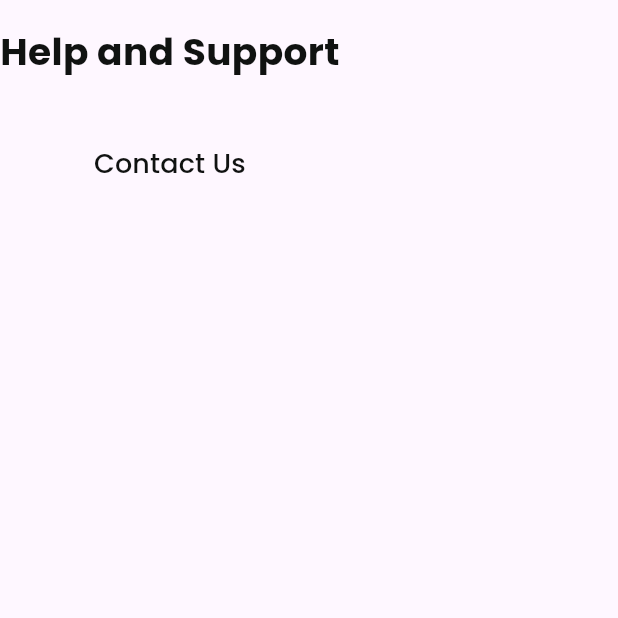
After one commit to Mani1820/Green-Route, a Flutter app: the HelpScreen screen opened directly, on a phone screen of 412 x 824 dp, the top half of it. The commit adds this screen. Run offline on Flutter 3.47's test engine with Material 3 defaults, Android fonts, the phone set to English and light mode, and no system bars; our stand-ins replace dismissible_page, firebase_auth, firebase_core, flutter_riverpod, qr_flutter; accounts and stored records are empty.

Commit message:
Refactor product and payment screens to include UPI handling; add Help and Menu screens with basic UI; update navigation and state management in category and home screens.

```diff
--- a/green_route/lib/Screen/Category/views/category_screen.dart
+++ b/green_route/lib/Screen/Category/views/category_screen.dart
@@ -24,6 +24,7 @@ class _CategoryScreenState extends ConsumerState<CategoryScreen> {
     String description,
     double price,
     String farmerName,
+    String upi,
   ) {
     Navigator.of(context).push(MaterialPageRoute(
       builder: (context) => ProductDetailScreen(
@@ -34,6 +35,7 @@ class _CategoryScreenState extends ConsumerState<CategoryScreen> {
         description: description,
         price: price,
         farmerName: farmerName,
+        upi: upi,
       ),
     ));
   }
@@ -80,6 +82,7 @@ class _CategoryScreenState extends ConsumerState<CategoryScreen> {
                       allProduct[index].description,
                       allProduct[index].price,
                       allProduct[index].farmerName.toString(),
+                      allProduct[index].upi.toString(),
                     );
                   },
                   child: Hero(
--- /dev/null
+++ b/green_route/lib/Screen/Help/Views/help_screen.dart
@@ -0,0 +1,45 @@
+import 'package:flutter/material.dart';
+import 'package:green_route/Common/color_extension.dart';
+
+class HelpScreen extends StatelessWidget {
+  const HelpScreen({super.key});
+
+  @override
+  Widget build(BuildContext context) {
+    var size = MediaQuery.of(context).size;
+    return Scaffold(
+      body: SafeArea(
+        child: Column(
+          children: [
+            SizedBox(
+              height: size.height * 0.02,
+            ),
+            Text(
+              'Help and Support',
+              style: TextStyle(
+                fontSize: 25,
+                fontFamily: 'Poppins',
+                fontWeight: FontWeight.bold,
+                color: ColorExtension.primarytextColor,
+              ),
+            ),
+            SizedBox(
+              height: size.height * 0.04,
+            ),
+            TextButton(
+              onPressed: () {},
+              child: Text(
+                'Contact Us',
+                style: TextStyle(
+                  fontFamily: 'Poppins',
+                  color: ColorExtension.primarytextColor,
+                  fontSize: 18,
+                ),
+              ),
+            ),
+          ],
+        ),
+      ),
+    );
+  }
+}
--- a/green_route/lib/Screen/Payments/payment_screen.dart
+++ b/green_route/lib/Screen/Payments/payment_screen.dart
@@ -20,7 +20,7 @@ class _PaymentScreenState extends State<PaymentScreen>
   @override
   void initState() {
     super.initState();
-    data = 'https://getupilink.com/upi/${widget.upi}?am=${widget.price}';
+    data = 'upi://pay?pa=${widget.upi}&pn=${widget.name}&am=${widget.price}&cu=INR';
   }
 
   final ButtonStyle styledEButton = //Button style handled
```
Also changed, not shown: green_route/lib/Screen/Menu/views/menu_screen.dart (added, +42 -0 lines), green_route/lib/Screen/Profile/views/profile_screen.dart (+34 -3 lines), green_route/lib/Screen/home/view/home_screen.dart (+10 -3 lines), green_route/lib/Screen/home/view/tab_screen.dart (+12 -2 lines), green_route/lib/Screen/product/views/product_detail_screen.dart (+49 -4 lines), 4 other files.
